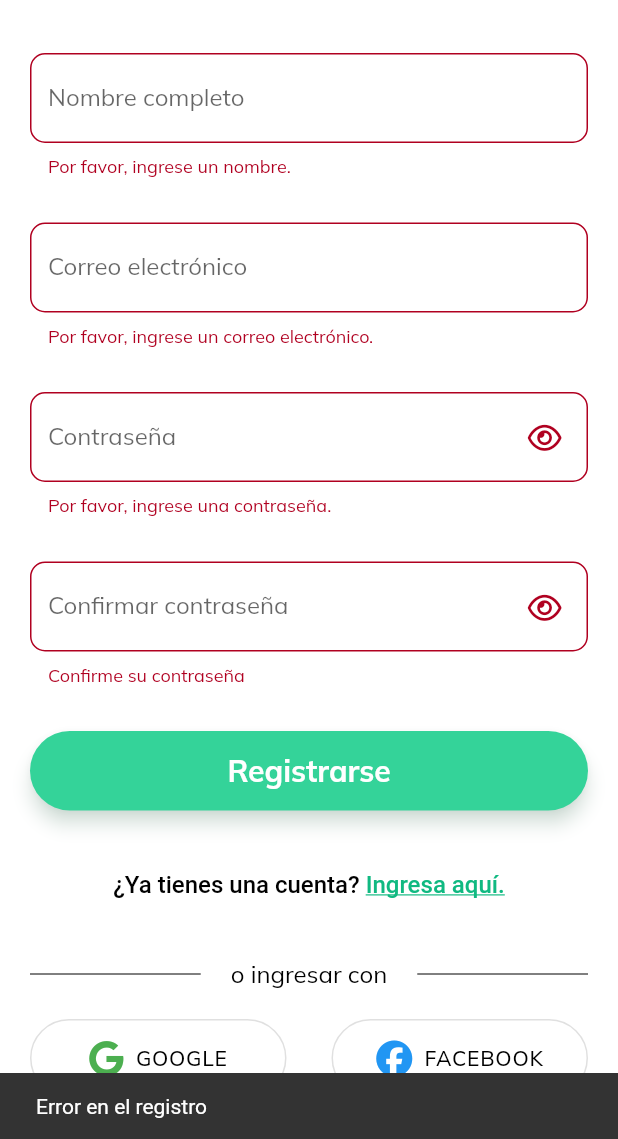
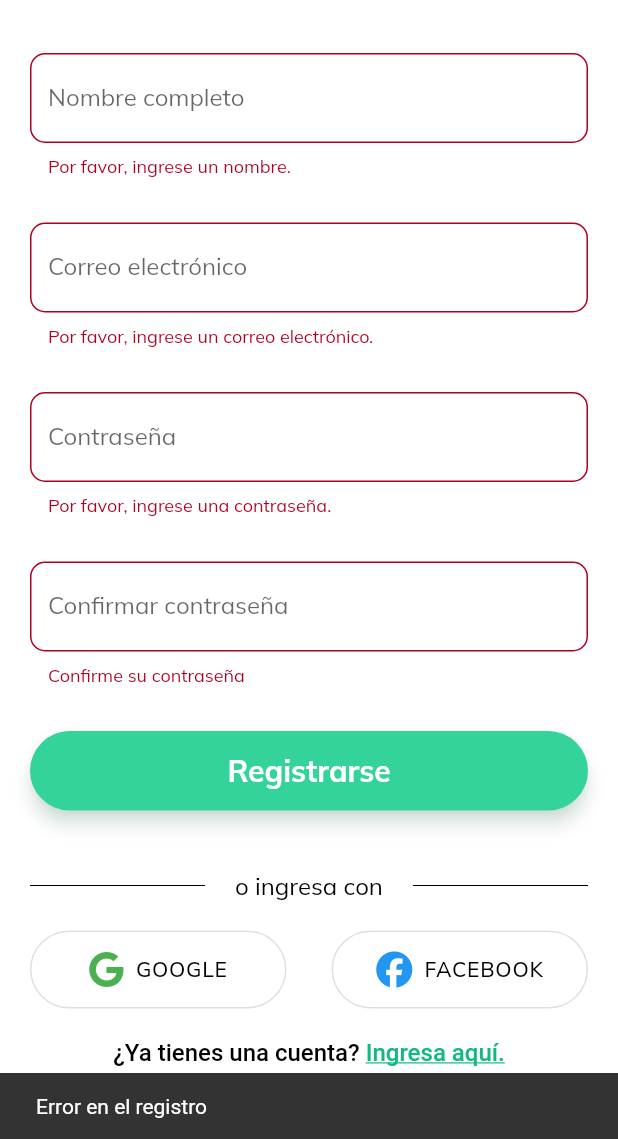
Before and after one commit to ricardogzm/pizca-de-sal, a Flutter app: the SignupScreen screen opened by its route, after a tap on "Registrarse", on a phone screen of 412 x 824 dp, the part 97-1236 px from its top. Run offline on Flutter 3.47's test engine with Material 2 defaults, Android fonts, the phone set to English and light mode, and no system bars; our stand-ins replace firebase_core, flutter_dotenv, font_awesome_flutter; accounts and stored records are empty.

Commit message:
📖 Signup form refactor

```diff
--- a/lib/src/screens/auth/signup.dart
+++ b/lib/src/screens/auth/signup.dart
@@ -26,6 +26,15 @@ class SignupScreen extends StatelessWidget {
             const SignupForm(),
             const SizedBox(height: 40),
             Column(children: [
+              const TextBetweenLines(
+                label: "o ingresa con",
+                indent: 20,
+                textStyle: TextStyle(fontSize: 16, color: Colors.black),
+                lineColor: Colors.black,
+              ),
+              const SizedBox(height: 20),
+              const SocialButtons(),
+              const SizedBox(height: 20),
               Text.rich(
                 TextSpan(
                   text: '¿Ya tienes una cuenta? ',
@@ -47,15 +56,6 @@ class SignupScreen extends StatelessWidget {
                   ],
                 ),
               ),
-              const SizedBox(height: 40),
-              const TextBetweenLines(
-                label: "o ingresar con",
-                indent: 20,
-                textStyle: TextStyle(fontSize: 16, color: Colors.black),
-                lineColor: Colors.black,
-              ),
-              const SizedBox(height: 20),
-              const SocialButtons(),
             ])
           ],
         ),
@@ -79,6 +79,18 @@ class _SignupFormState extends State<SignupForm> {
   bool _confirmPasswordVisible = false;
 
   TextEditingController passwordController = TextEditingController();
+  TextEditingController confirmPasswordController = TextEditingController();
+
+  @override
+  void initState() {
+    super.initState();
+    passwordController.addListener(() {
+      setState(() {});
+    });
+    confirmPasswordController.addListener(() {
+      setState(() {});
+    });
+  }
 
   @override
   void dispose() {
@@ -91,7 +103,21 @@ class _SignupFormState extends State<SignupForm> {
     return Form(
       key: _formKey,
       child: Column(crossAxisAlignment: CrossAxisAlignment.stretch, children: [
-        TextFormField(
+        nameInput(),
+        SizedBox(height: _separation),
+        emailInput(),
+        SizedBox(height: _separation),
+        passwordInput(),
+        SizedBox(height: _separation),
+        confirmPasswordInput(),
+        SizedBox(height: _separation),
+        signUpButton(context),
+      ]),
+    );
+  }
+
+  TextFormField nameInput() {
+    return TextFormField(
       decoration: const InputDecoration(
         labelText: "Nombre completo",
       ),
@@ -100,9 +126,11 @@ class _SignupFormState extends State<SignupForm> {
       validator: InputValidator.nameValidator,
       autovalidateMode: AutovalidateMode.onUserInteraction,
       textCapitalization: TextCapitalization.words,
-        ),
-        SizedBox(height: _separation),
-        TextFormField(
+    );
+  }
+
+  TextFormField emailInput() {
+    return TextFormField(
       decoration: const InputDecoration(
         labelText: "Correo electrónico",
       ),
@@ -110,28 +138,6 @@ class _SignupFormState extends State<SignupForm> {
       autofillHints: const [AutofillHints.email],
       validator: InputValidator.emailValidator,
       autovalidateMode: AutovalidateMode.onUserInteraction,
-        ),
-        SizedBox(height: _separation),
-        passwordInput(),
-        SizedBox(height: _separation),
-        confirmPasswordInput(),
-        SizedBox(height: _separation),
-        ElevatedButton(
-          child: const Text("Registrarse"),
-          onPressed: () {
-            if (_formKey.currentState!.validate()) {
-              ScaffoldMessenger.of(context).showSnackBar(
-                const SnackBar(content: Text("Registro exitoso")),
-              );
-              // Navigator.of(context).pushNamed('/');
-            } else {
-              ScaffoldMessenger.of(context).showSnackBar(
-                const SnackBar(content: Text("Error en el registro")),
-              );
-            }
-          },
-        ),
-      ]),
     );
   }
 
@@ -140,7 +146,9 @@ class _SignupFormState extends State<SignupForm> {
       decoration: InputDecoration(
         labelText: "Contraseña",
         errorMaxLines: 2,
-        suffixIcon: Padding(
+        suffixIcon: Visibility(
+          visible: passwordController.text.isNotEmpty,
+          child: Padding(
             padding: const EdgeInsets.only(right: 5),
             child: IconButton(
               icon: FaIcon(
@@ -158,6 +166,7 @@ class _SignupFormState extends State<SignupForm> {
             ),
           ),
         ),
+      ),
       obscureText: !_passwordVisible,
       enableSuggestions: false,
       autocorrect: false,
@@ -172,8 +181,9 @@ class _SignupFormState extends State<SignupForm> {
     return TextFormField(
       decoration: InputDecoration(
         labelText: "Confirmar contraseña",
-        // Add a suffix icon to the password field
-        suffixIcon: Padding(
+        suffixIcon: Visibility(
+          visible: confirmPasswordController.text.isNotEmpty,
+          child: Padding(
             padding: const EdgeInsets.only(right: 5),
             child: IconButton(
               icon: FaIcon(
@@ -191,11 +201,13 @@ class _SignupFormState extends State<SignupForm> {
             ),
           ),
         ),
+      ),
       obscureText: !_confirmPasswordVisible,
       enableSuggestions: false,
       autocorrect: false,
       keyboardType: TextInputType.visiblePassword,
       autovalidateMode: AutovalidateMode.onUserInteraction,
+      controller: confirmPasswordController,
       validator: (value) {
         if (value == null || value.isEmpty) {
           return "Confirme su contraseña";
@@ -209,4 +221,21 @@ class _SignupFormState extends State<SignupForm> {
       },
     );
   }
+
+  ElevatedButton signUpButton(BuildContext context) {
+    return ElevatedButton(
+      child: const Text("Registrarse"),
+      onPressed: () {
+        if (_formKey.currentState!.validate()) {
+          ScaffoldMessenger.of(context).showSnackBar(
+            const SnackBar(content: Text("Registro exitoso")),
+          );
+        } else {
+          ScaffoldMessenger.of(context).showSnackBar(
+            const SnackBar(content: Text("Error en el registro")),
+          );
         }
+      },
+    );
+  }
+}
```
Lines whose indentation alone changed are shown as unchanged.
